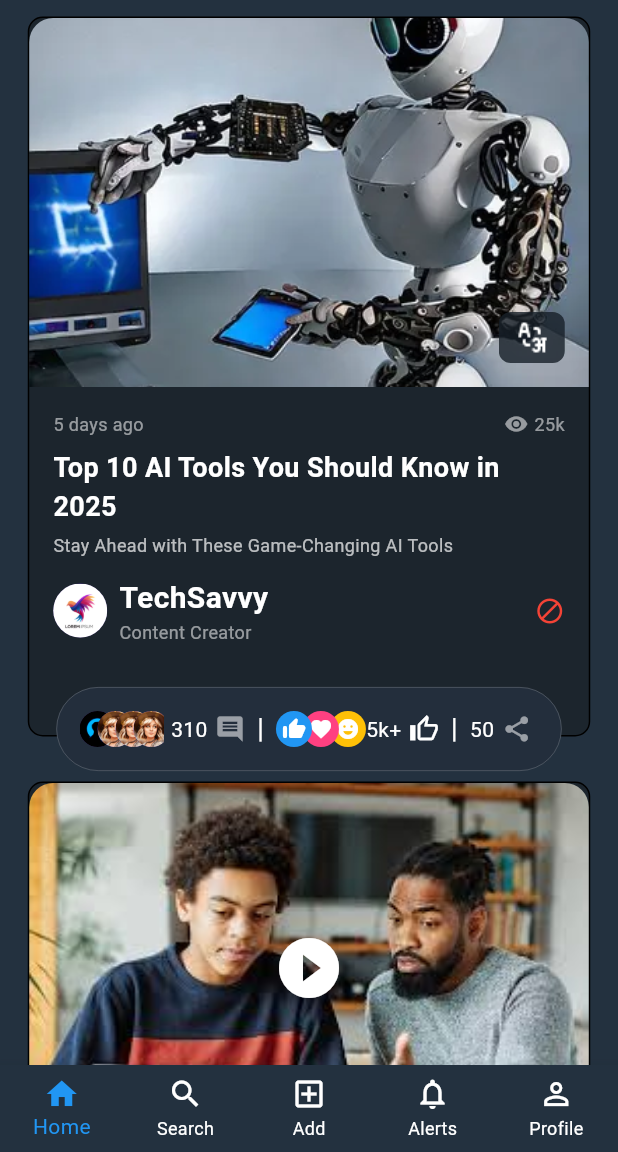
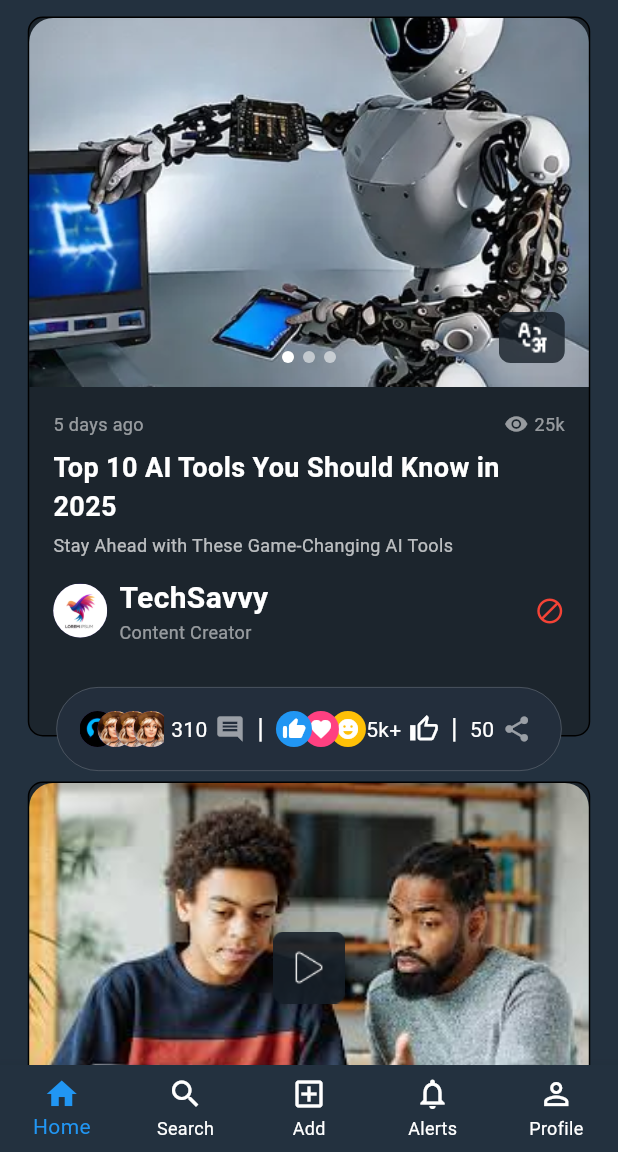
Before and after one commit to rajni2002491/BlueCs, a Flutter app: the screen it shows after launch, scrolled down 576 dp, on a phone screen of 412 x 824 dp, the part 84-1236 px from its top. Run offline on Flutter 3.47's test engine with Material 3 defaults, Android fonts, the phone set to English and light mode, and no system bars.

Commit message:
added dots and play icon replase image

```diff
--- a/lib/widgets.dart
+++ b/lib/widgets.dart
@@ -50,6 +50,27 @@ class PostCard extends StatelessWidget {
                             child: Image.asset(
                               'assets/images/language.png',
                               fit: BoxFit.cover,
+                            ),
+                          ),
+                        ),
+                      ),
+                      Positioned.fill(
+                        child: Align(
+                          alignment: Alignment.bottomCenter,
+                          child: Padding(
+                            padding: EdgeInsets.only(bottom: 16),
+                            child: Row(
+                              mainAxisSize: MainAxisSize.min,
+                              children: [
+                                CircleAvatar(
+                                    radius: 4, backgroundColor: Colors.white),
+                                SizedBox(width: 6),
+                                CircleAvatar(
+                                    radius: 4, backgroundColor: Colors.white54),
+                                SizedBox(width: 6),
+                                CircleAvatar(
+                                    radius: 4, backgroundColor: Colors.white54),
+                              ],
                             ),
                           ),
                         ),
@@ -173,8 +194,11 @@ class VideoCard extends StatelessWidget {
                       ),
                       Positioned.fill(
                         child: Center(
-                          child: Icon(Icons.play_circle_fill,
-                              color: Colors.white, size: 48),
+                          child: Image.asset(
+                            'assets/images/play_button.png',
+                            width: 48,
+                            height: 48,
+                          ),
                         ),
                       ),
                       Positioned(
@@ -188,6 +212,27 @@ class VideoCard extends StatelessWidget {
                             child: Image.asset(
                               'assets/images/language.png',
                               fit: BoxFit.cover,
+                            ),
+                          ),
+                        ),
+                      ),
+                      Positioned.fill(
+                        child: Align(
+                          alignment: Alignment.bottomCenter,
+                          child: Padding(
+                            padding: EdgeInsets.only(bottom: 16),
+                            child: Row(
+                              mainAxisSize: MainAxisSize.min,
+                              children: [
+                                CircleAvatar(
+                                    radius: 4, backgroundColor: Colors.white),
+                                SizedBox(width: 6),
+                                CircleAvatar(
+                                    radius: 4, backgroundColor: Colors.white54),
+                                SizedBox(width: 6),
+                                CircleAvatar(
+                                    radius: 4, backgroundColor: Colors.white54),
+                              ],
                             ),
                           ),
                         ),
@@ -339,20 +384,27 @@ class TextCard extends StatelessWidget {
                           ),
                         ),
                         // Page indicator
-                        const Positioned(
-                          bottom: 16,
-                          left: 24,
+                        const Positioned.fill(
+                          child: Align(
+                            alignment: Alignment.bottomCenter,
+                            child: Padding(
+                              padding: EdgeInsets.only(bottom: 16),
                               child: Row(
+                                mainAxisSize: MainAxisSize.min,
                                 children: [
                                   CircleAvatar(
                                       radius: 4, backgroundColor: Colors.white),
                                   SizedBox(width: 6),
                                   CircleAvatar(
-                                  radius: 4, backgroundColor: Colors.white54),
+                                      radius: 4,
+                                      backgroundColor: Colors.white54),
                                   SizedBox(width: 6),
                                   CircleAvatar(
-                                  radius: 4, backgroundColor: Colors.white54),
+                                      radius: 4,
+                                      backgroundColor: Colors.white54),
                                 ],
+                              ),
+                            ),
                           ),
                         ),
                       ],
```
Also changed, not shown: assets/images/play_button.png (added). Lines whose indentation alone changed are shown as unchanged.
